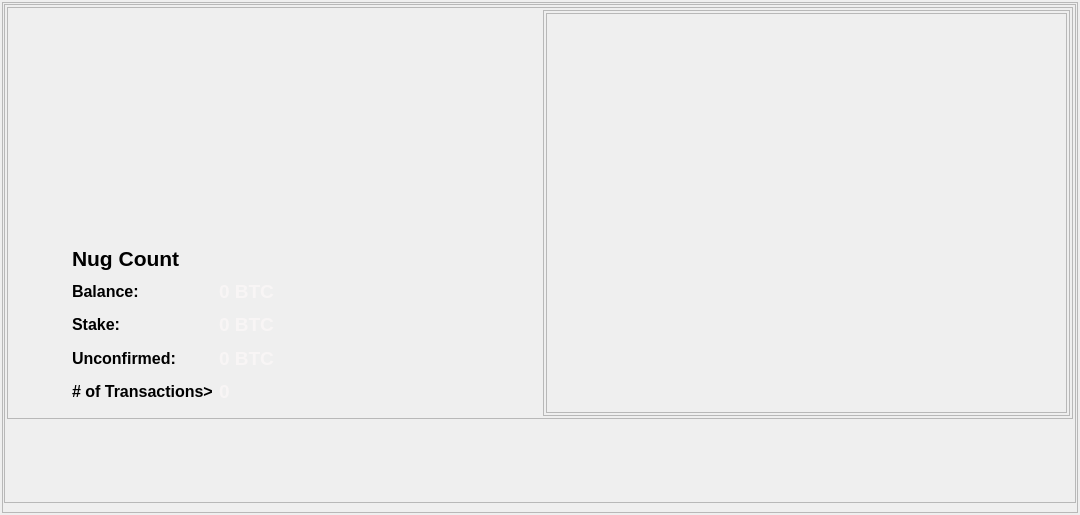
FourTwentyOne/421, file src/qt/forms/overviewpage.ui: the form before one commit.
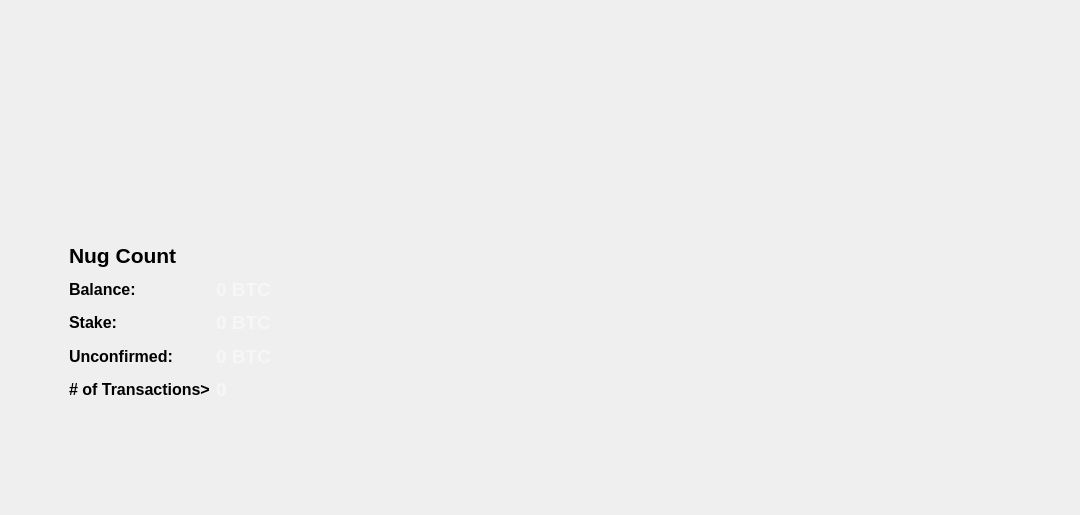
The form after the commit. Icons and pictures are not drawn.

Commit message: overview debug frame removal

The edit to the form file:
```diff
--- a/src/qt/forms/overviewpage.ui
+++ b/src/qt/forms/overviewpage.ui
@@ -35,10 +35,10 @@
    <item row="0" column="0">
     <widget class="QFrame" name="frame_10">
      <property name="frameShape">
-      <enum>QFrame::StyledPanel</enum>
+      <enum>QFrame::NoFrame</enum>
      </property>
      <property name="frameShadow">
-      <enum>QFrame::Raised</enum>
+      <enum>QFrame::Plain</enum>
      </property>
      <layout class="QGridLayout" name="gridLayout_6">
       <property name="leftMargin">
@@ -53,7 +53,7 @@
       <item row="0" column="0">
        <widget class="QFrame" name="frame_11">
         <property name="frameShape">
-         <enum>QFrame::StyledPanel</enum>
+         <enum>QFrame::NoFrame</enum>
         </property>
         <property name="frameShadow">
          <enum>QFrame::Raised</enum>
@@ -302,7 +302,7 @@
          <item row="0" column="0">
           <widget class="QFrame" name="frame_2">
            <property name="frameShape">
-            <enum>QFrame::StyledPanel</enum>
+            <enum>QFrame::NoFrame</enum>
            </property>
            <property name="frameShadow">
             <enum>QFrame::Raised</enum>
@@ -565,11 +565,14 @@
             <item row="0" column="1">
              <widget class="QFrame" name="frame_8">
               <property name="frameShape">
-               <enum>QFrame::StyledPanel</enum>
+               <enum>QFrame::NoFrame</enum>
               </property>
               <property name="frameShadow">
                <enum>QFrame::Raised</enum>
               </property>
+              <property name="lineWidth">
+               <number>0</number>
+              </property>
               <layout class="QGridLayout" name="gridLayout_4">
                <property name="leftMargin">
                 <number>2</number>
@@ -592,10 +595,13 @@
                   </size>
                  </property>
                  <property name="frameShape">
-                  <enum>QFrame::StyledPanel</enum>
+                  <enum>QFrame::NoFrame</enum>
                  </property>
                  <property name="frameShadow">
-                  <enum>QFrame::Raised</enum>
+                  <enum>QFrame::Plain</enum>
+                 </property>
+                 <property name="lineWidth">
+                  <number>0</number>
                  </property>
                  <layout class="QGridLayout" name="gridLayout_3">
                   <item row="0" column="0">
```
The commit also changes 2 other files.
